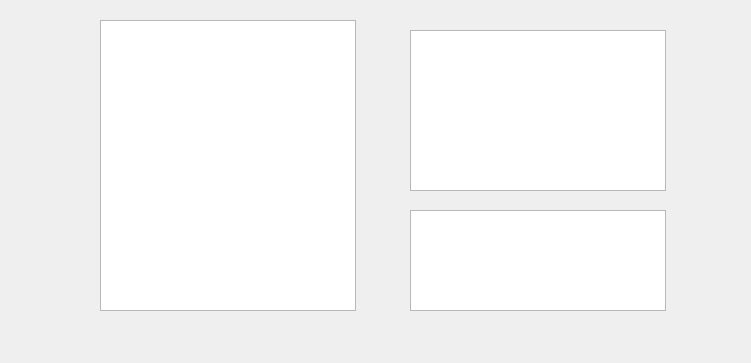
This is filedialog.ui in HuangChunying/QtCommHtmlDemo as Qt 5 draws it before an edit. The edited form follows.
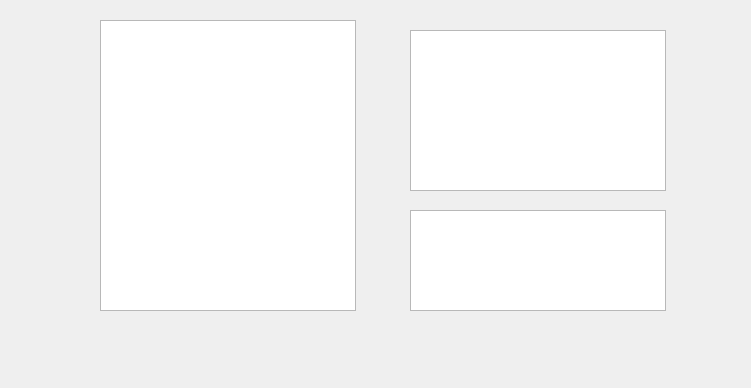
This is the edited form. Icons and pictures are not drawn.

```diff
--- a/filedialog.ui
+++ b/filedialog.ui
@@ -7,7 +7,7 @@
     <x>0</x>
     <y>0</y>
     <width>751</width>
-    <height>363</height>
+    <height>388</height>
    </rect>
   </property>
   <property name="windowTitle">
```
Left out of the diff: 6 changed lines with no effect on the pictures.
